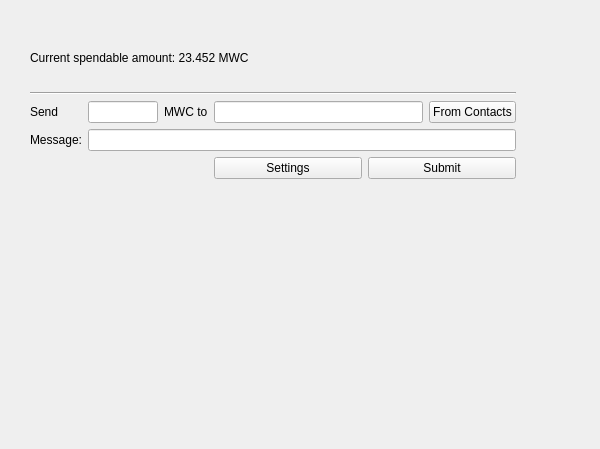
The window that windows/sendcoins.ui (mwcproject/mwc-qt-wallet) describes before a commit, drawn with Qt 5.
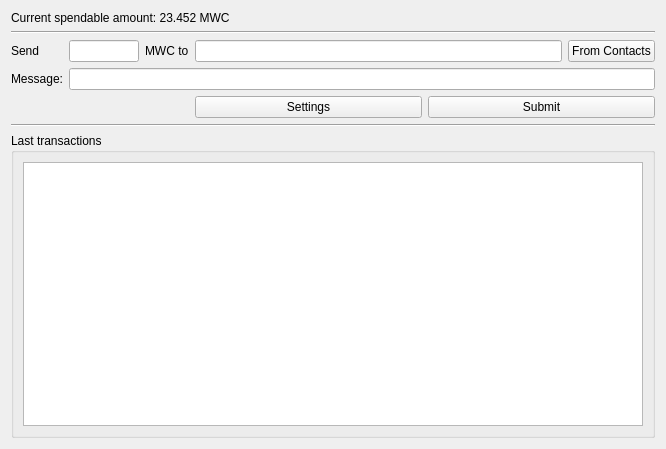
The same window after the commit.

What changed in the file:
```diff
--- a/windows/sendcoins.ui
+++ b/windows/sendcoins.ui
@@ -6,22 +6,15 @@
    <rect>
     <x>0</x>
     <y>0</y>
-    <width>600</width>
+    <width>666</width>
     <height>449</height>
    </rect>
   </property>
   <property name="windowTitle">
    <string>Form</string>
   </property>
-  <widget class="QWidget" name="">
-   <property name="geometry">
-    <rect>
-     <x>30</x>
-     <y>30</y>
-     <width>486</width>
-     <height>149</height>
-    </rect>
-   </property>
+  <layout class="QVBoxLayout" name="verticalLayout_2">
+   <item>
    <layout class="QGridLayout" name="gridLayout">
     <item row="3" column="0">
      <widget class="QLabel" name="label">
@@ -62,6 +55,12 @@
     </item>
     <item row="3" column="1">
      <widget class="QLineEdit" name="sendEdit">
+       <property name="minimumSize">
+        <size>
+         <width>20</width>
+         <height>0</height>
+        </size>
+       </property>
       <property name="maximumSize">
        <size>
         <width>70</width>
@@ -113,7 +112,27 @@
      </widget>
     </item>
    </layout>
-  </widget>
+   </item>
+   <item>
+    <widget class="Line" name="line_2">
+     <property name="orientation">
+      <enum>Qt::Horizontal</enum>
+     </property>
+    </widget>
+   </item>
+   <item>
+    <widget class="QGroupBox" name="groupBox">
+     <property name="title">
+      <string>Last transactions</string>
+     </property>
+     <layout class="QVBoxLayout" name="verticalLayout">
+      <item>
+       <widget class="QListWidget" name="transactionsListWidget"/>
+      </item>
+     </layout>
+    </widget>
+   </item>
+  </layout>
  </widget>
  <resources/>
  <connections/>
```
Left out of the diff: 6 changed lines with no effect on the pictures. Lines whose indentation alone changed are shown as unchanged.
